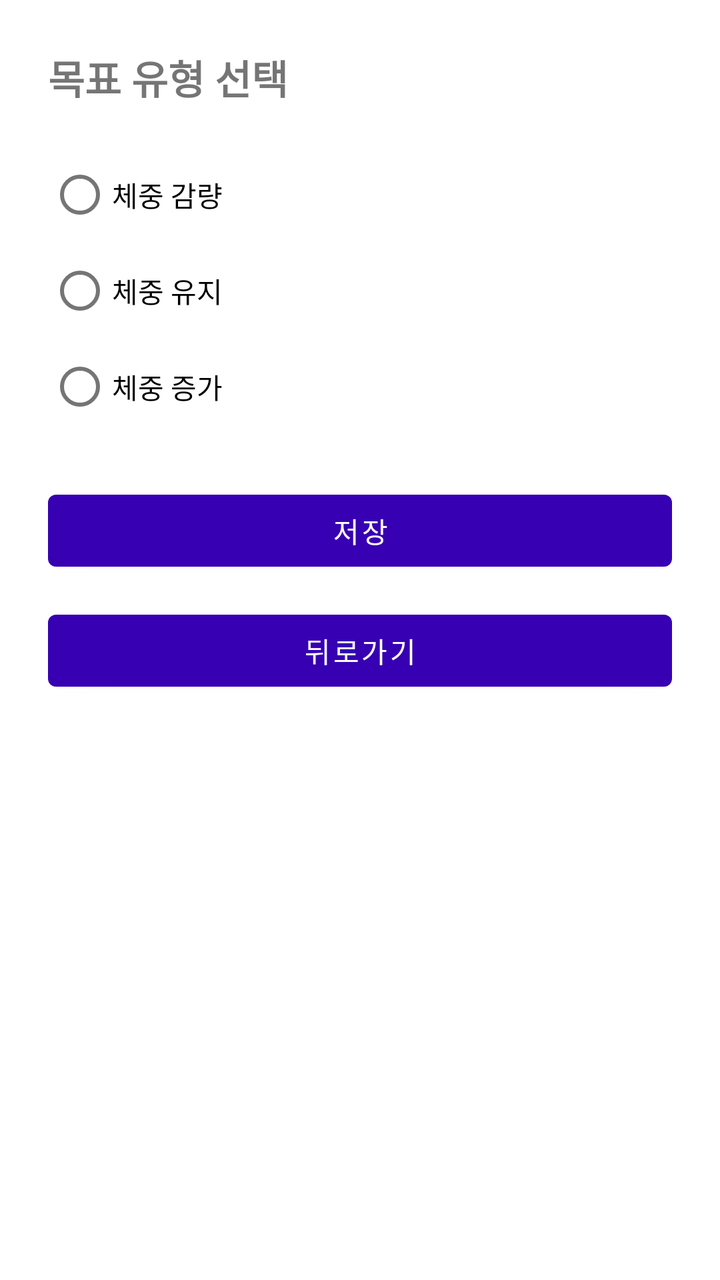
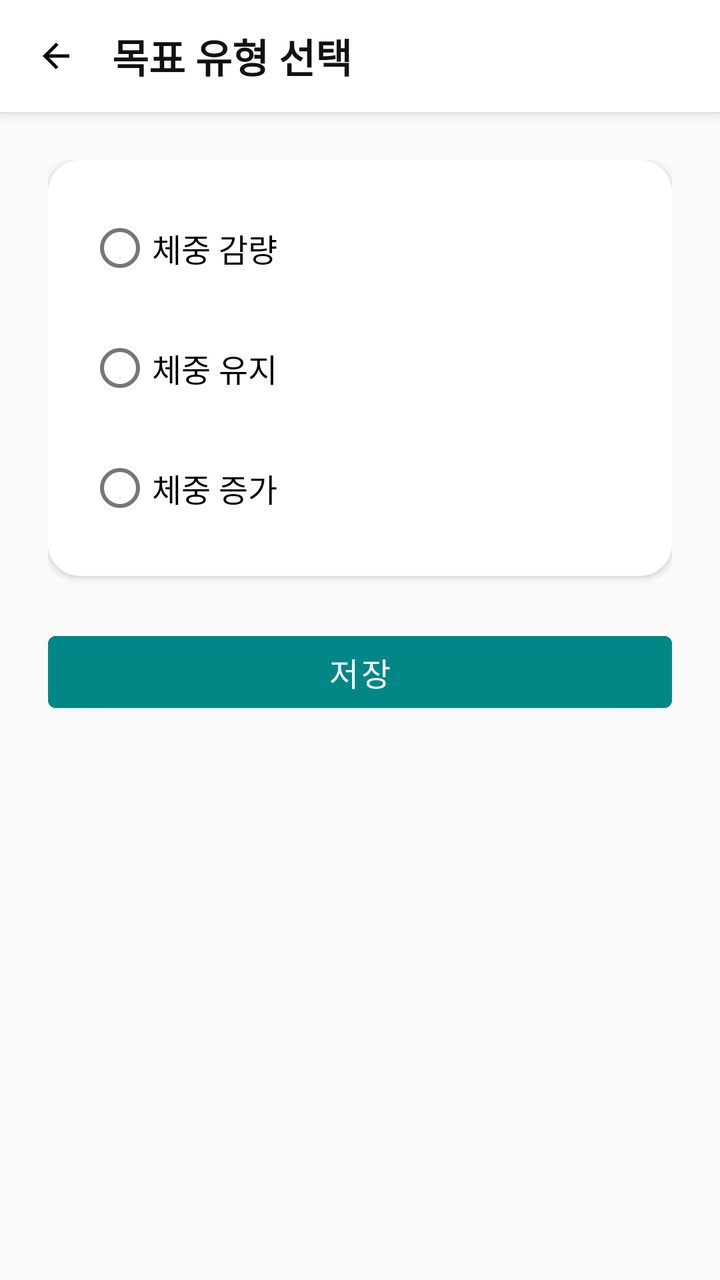

Screens rendered from an Android XML layout before and after an edit, with the pre-edit source and the edit as a unified diff.
<!-- AndroidManifest.xml: application theme Theme.GJGN -->
<!-- res/layout/activity_edit_goal_type.xml -->
<?xml version="1.0" encoding="utf-8"?>
<LinearLayout xmlns:android="http://schemas.android.com/apk/res/android"
    android:orientation="vertical"
    android:padding="24dp"
    android:layout_width="match_parent"
    android:layout_height="match_parent">

    <TextView
        android:text="목표 유형 선택"
        android:textSize="20sp"
        android:textStyle="bold"
        android:layout_marginBottom="20dp"
        android:layout_width="wrap_content"
        android:layout_height="wrap_content"/>

    <RadioGroup
        android:id="@+id/radioGroupGoalType"
        android:layout_width="match_parent"
        android:layout_height="wrap_content">

        <RadioButton
            android:id="@+id/rbLoseWeight"
            android:text="체중 감량"
            android:layout_width="wrap_content"
            android:layout_height="wrap_content" />

        <RadioButton
            android:id="@+id/rbKeepWeight"
            android:text="체중 유지"
            android:layout_width="wrap_content"
            android:layout_height="wrap_content" />

        <RadioButton
            android:id="@+id/rbGainWeight"
            android:text="체중 증가"
            android:layout_width="wrap_content"
            android:layout_height="wrap_content" />
    </RadioGroup>

    <com.google.android.material.button.MaterialButton
        android:id="@+id/btnSave"
        android:text="저장"
        android:layout_width="match_parent"
        android:layout_height="wrap_content"
        android:layout_marginTop="24dp" />

    <com.google.android.material.button.MaterialButton
        android:id="@+id/btnBack"
        android:text="뒤로가기"
        android:layout_width="match_parent"
        android:layout_height="wrap_content"
        android:layout_marginTop="12dp" />

</LinearLayout>
<!-- resources referenced by this layout -->
<resources>
  <style name="Theme.GJGN" parent="Theme.MaterialComponents.DayNight.NoActionBar">
          
          <item name="colorPrimary">@color/purple_700</item>
          <item name="colorPrimaryVariant">@color/purple_700</item>
          <item name="colorOnPrimary">@android:color/white</item>
          <item name="colorSecondary">@color/teal_700</item>
          <item name="android:windowMinWidthMajor">320dp</item>
          <item name="android:windowMinWidthMinor">320dp</item>
      </style>
  <color name="purple_700">#FF3700B3</color>
  <color name="teal_700">#FF018786</color>
</resources>

<!-- the commit's change to res/layout/activity_edit_goal_type.xml (unified diff, before → after) -->
@@ -1,54 +1,104 @@
 <?xml version="1.0" encoding="utf-8"?>
 <LinearLayout xmlns:android="http://schemas.android.com/apk/res/android"
+    android:layout_width="match_parent"
+    android:layout_height="match_parent"
     android:orientation="vertical"
-    android:padding="24dp"
-    android:layout_width="match_parent"
-    android:layout_height="match_parent">
+    android:background="#FAFAFA">
 
-    <TextView
-        android:text="목표 유형 선택"
-        android:textSize="20sp"
-        android:textStyle="bold"
-        android:layout_marginBottom="20dp"
-        android:layout_width="wrap_content"
-        android:layout_height="wrap_content"/>
+    
+    <LinearLayout
+        android:layout_width="match_parent"
+        android:layout_height="56dp"
+        android:orientation="horizontal"
+        android:gravity="center_vertical"
+        android:paddingStart="12dp"
+        android:paddingEnd="12dp"
+        android:background="@android:color/white"
+        android:elevation="4dp">
 
-    <RadioGroup
-        android:id="@+id/radioGroupGoalType"
-        android:layout_width="match_parent"
-        android:layout_height="wrap_content">
+        <ImageView
+            android:id="@+id/btnBack"
+            android:layout_width="32dp"
+            android:layout_height="32dp"
+            android:src="@drawable/ic_arrow_back"
+            android:padding="6dp"
+            android:background="?attr/selectableItemBackgroundBorderless" />
 
-        <RadioButton
-            android:id="@+id/rbLoseWeight"
-            android:text="체중 감량"
+        <TextView
+            android:id="@+id/tvTitle"
+            android:text="목표 유형 선택"
+            android:textSize="20sp"
+            android:textStyle="bold"
+            android:textColor="#111111"
+            android:layout_marginStart="12dp"
             android:layout_width="wrap_content"
             android:layout_height="wrap_content" />
+    </LinearLayout>
 
-        <RadioButton
-            android:id="@+id/rbKeepWeight"
-            android:text="체중 유지"
-            android:layout_width="wrap_content"
-            android:layout_height="wrap_content" />
+    
+    <ScrollView
+        android:layout_width="match_parent"
+        android:layout_height="match_parent"
+        android:fillViewport="true">
 
-        <RadioButton
-            android:id="@+id/rbGainWeight"
-            android:text="체중 증가"
-            android:layout_width="wrap_content"
-            android:layout_height="wrap_content" />
-    </RadioGroup>
+        <LinearLayout
+            android:orientation="vertical"
+            android:padding="24dp"
+            android:layout_width="match_parent"
+            android:layout_height="wrap_content">
 
-    <com.google.android.material.button.MaterialButton
-        android:id="@+id/btnSave"
-        android:text="저장"
-        android:layout_width="match_parent"
-        android:layout_height="wrap_content"
-        android:layout_marginTop="24dp" />
+            
+            <LinearLayout
+                android:layout_width="match_parent"
+                android:layout_height="wrap_content"
+                android:background="@drawable/bg_card"
+                android:padding="20dp"
+                android:elevation="2dp"
+                android:orientation="vertical">
 
-    <com.google.android.material.button.MaterialButton
-        android:id="@+id/btnBack"
-        android:text="뒤로가기"
-        android:layout_width="match_parent"
-        android:layout_height="wrap_content"
-        android:layout_marginTop="12dp" />
+                <RadioGroup
+                    android:id="@+id/radioGroupGoalType"
+                    android:layout_width="match_parent"
+                    android:layout_height="wrap_content">
 
+                    <RadioButton
+                        android:id="@+id/rbLoseWeight"
+                        android:text="체중 감량"
+                        android:textSize="16sp"
+                        android:layout_marginBottom="12dp"
+                        android:layout_width="match_parent"
+                        android:layout_height="wrap_content" />
+
+                    <RadioButton
+                        android:id="@+id/rbKeepWeight"
+                        android:text="체중 유지"
+                        android:textSize="16sp"
+                        android:layout_marginBottom="12dp"
+                        android:layout_width="match_parent"
+                        android:layout_height="wrap_content" />
+
+                    <RadioButton
+                        android:id="@+id/rbGainWeight"
+                        android:text="체중 증가"
+                        android:textSize="16sp"
+                        android:layout_width="match_parent"
+                        android:layout_height="wrap_content" />
+                </RadioGroup>
+
+            </LinearLayout>
+
+            
+            <com.google.android.material.button.MaterialButton
+                android:id="@+id/btnSave"
+                android:text="저장"
+                android:textColor="@android:color/white"
+                android:backgroundTint="@color/teal_700"
+                android:layout_marginTop="24dp"
+                android:layout_width="match_parent"
+                android:layout_height="48dp"
+                android:textSize="16sp"
+                android:cornerRadius="12dp" />
+
+        </LinearLayout>
+    </ScrollView>
 </LinearLayout>
<!-- resource entries referenced after the edit -->
@@ -11,5 +11,21 @@
       </style>
   <color name="purple_700">#FF3700B3</color>
   <color name="teal_700">#FF018786</color>
+  <!-- drawable bg_card (drawable) -->
+  <shape xmlns:android="http://schemas.android.com/apk/res/android">
+      <solid android:color="@android:color/white"/>
+      <corners android:radius="16dp"/>
+  </shape>
+  <!-- drawable ic_arrow_back (drawable) -->
+  <vector xmlns:android="http://schemas.android.com/apk/res/android"
+      android:width="24dp"
+      android:height="24dp"
+      android:viewportWidth="24"
+      android:viewportHeight="24">
+  
+      <path
+          android:fillColor="#000000"
+          android:pathData="M20,11H7.83l5.59,-5.59L12,4l-8,8 8,8 1.41,-1.41L7.83,13H20v-2z"/>
+  </vector>
 </resources>
 
